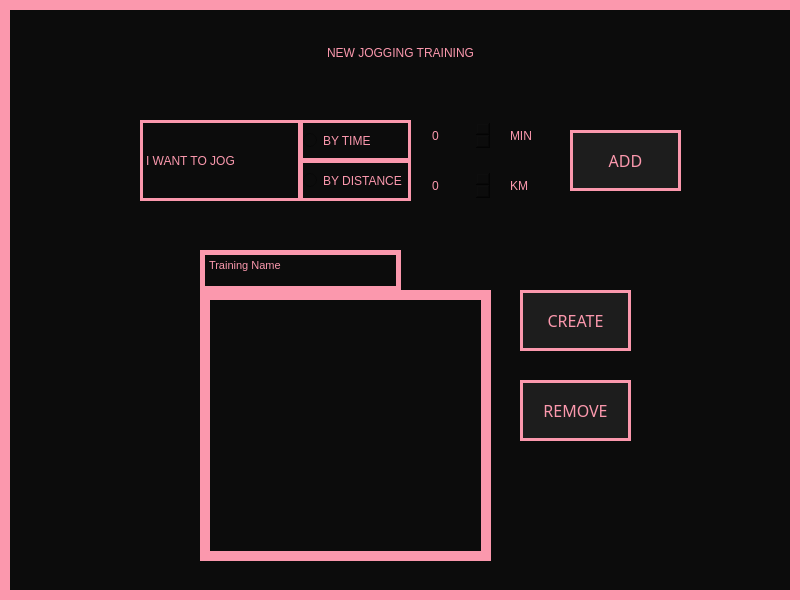
Before: the Qt Designer form View/NewJoggingTraining.ui in Hanna-J-K/fitnessapp, drawn with Qt 5.
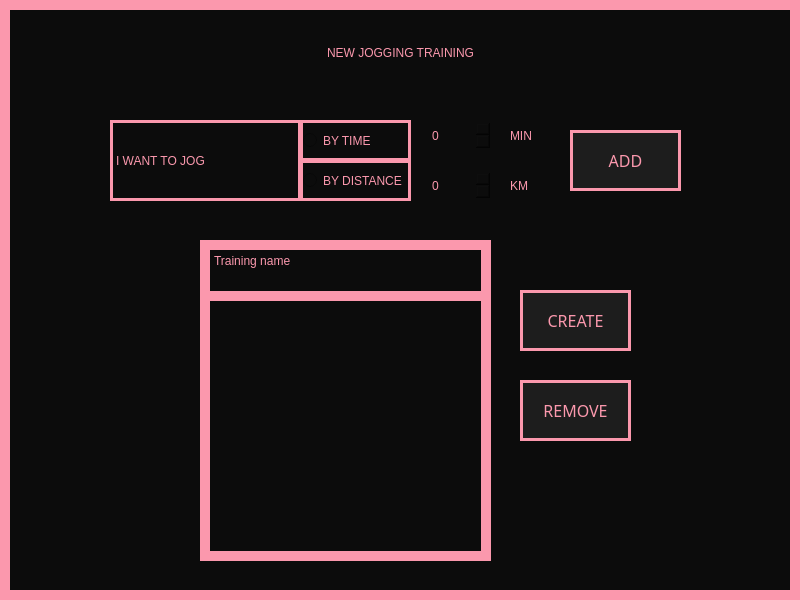
After: the same form once the commit is applied.

```diff
--- a/View/NewJoggingTraining.ui
+++ b/View/NewJoggingTraining.ui
@@ -180,28 +180,6 @@
      <string>CREATE</string>
     </property>
    </widget>
-   <widget class="QTextEdit" name="training_name">
-    <property name="geometry">
-     <rect>
-      <x>200</x>
-      <y>250</y>
-      <width>201</width>
-      <height>41</height>
-     </rect>
-    </property>
-    <property name="styleSheet">
-     <string notr="true">border: 5px solid #FB98AD;
-font: 16pt &quot;MS Shell Dlg 2&quot;;
-</string>
-    </property>
-    <property name="html">
-     <string>&lt;!DOCTYPE HTML PUBLIC &quot;-//W3C//DTD HTML 4.0//EN&quot; &quot;http://www.w3.org/TR/REC-html40/strict.dtd&quot;&gt;
-&lt;html&gt;&lt;head&gt;&lt;meta name=&quot;qrichtext&quot; content=&quot;1&quot; /&gt;&lt;style type=&quot;text/css&quot;&gt;
-p, li { white-space: pre-wrap; }
-&lt;/style&gt;&lt;/head&gt;&lt;body style=&quot; font-family:'MS Shell Dlg 2'; font-size:16pt; font-weight:400; font-style:normal;&quot;&gt;
-&lt;p style=&quot; margin-top:0px; margin-bottom:0px; margin-left:0px; margin-right:0px; -qt-block-indent:0; text-indent:0px;&quot;&gt;&lt;span style=&quot; font-size:8.25pt;&quot;&gt;Training Name&lt;/span&gt;&lt;/p&gt;&lt;/body&gt;&lt;/html&gt;</string>
-    </property>
-   </widget>
    <widget class="QRadioButton" name="by_time_btn">
     <property name="geometry">
      <rect>
@@ -237,9 +215,9 @@
    <widget class="QLabel" name="label">
     <property name="geometry">
      <rect>
-      <x>140</x>
+      <x>110</x>
       <y>120</y>
-      <width>161</width>
+      <width>191</width>
       <height>81</height>
      </rect>
     </property>
@@ -280,6 +258,24 @@
      <string>REMOVE</string>
     </property>
    </widget>
+   <widget class="QPlainTextEdit" name="training_name">
+    <property name="geometry">
+     <rect>
+      <x>200</x>
+      <y>240</y>
+      <width>291</width>
+      <height>61</height>
+     </rect>
+    </property>
+    <property name="styleSheet">
+     <string notr="true">border: 10px solid #FB98AD;
+font: 12pt &quot;MS Shell Dlg 2&quot;;
+</string>
+    </property>
+    <property name="plainText">
+     <string>Training name</string>
+    </property>
+   </widget>
   </widget>
  </widget>
  <resources/>
```
